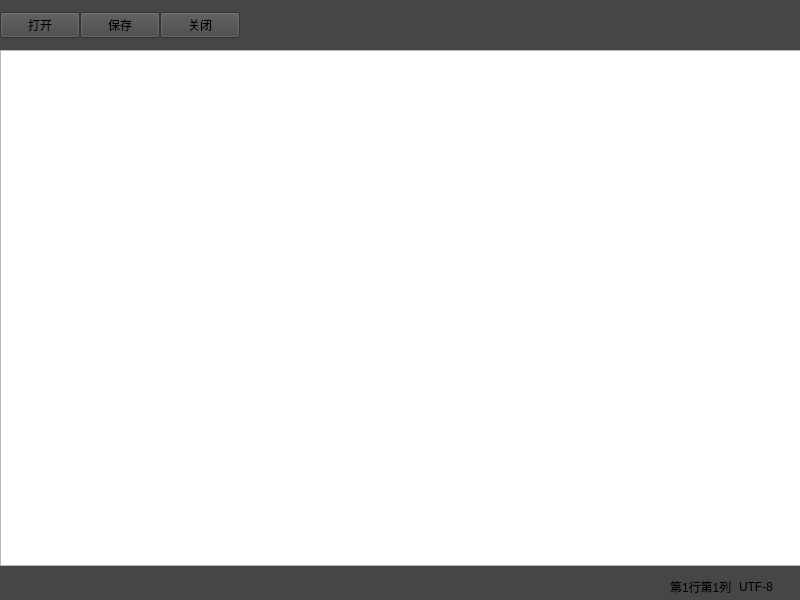
This is noteBook/widget.ui in ShowBuger/C-Qt as Qt 5 draws it before an edit. The edited form follows.
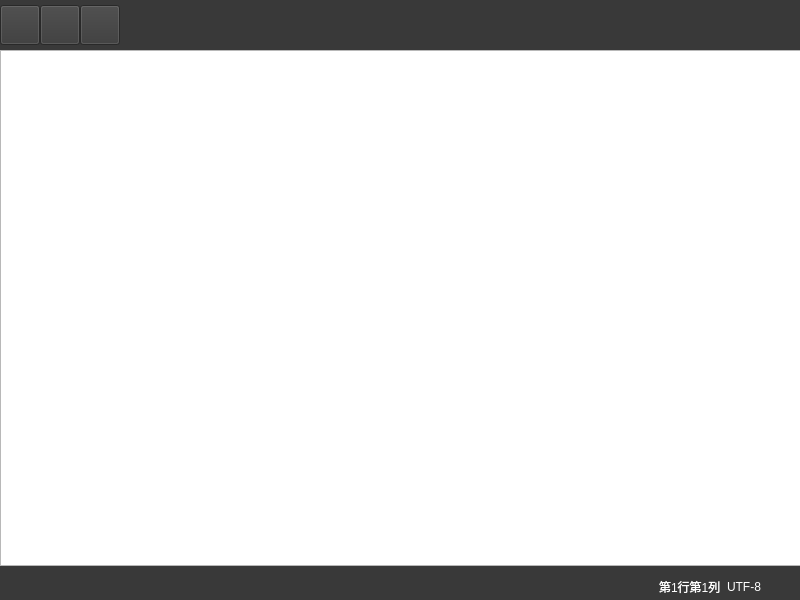
This is the edited form. Icons and pictures are not drawn.

The edit to the form file:
```diff
--- a/noteBook/widget.ui
+++ b/noteBook/widget.ui
@@ -35,7 +35,7 @@
        </size>
       </property>
       <property name="styleSheet">
-       <string notr="true">background-color: rgb(70, 70, 70);</string>
+       <string notr="true">background-color: rgb(57, 57, 57);</string>
       </property>
       <widget class="QWidget" name="layoutWidget">
        <property name="geometry">
@@ -50,24 +50,59 @@
         <property name="spacing">
          <number>0</number>
         </property>
-        <item>
+        <item alignment="Qt::AlignLeft">
          <widget class="QPushButton" name="btnopen">
+          <property name="minimumSize">
+           <size>
+            <width>40</width>
+            <height>40</height>
+           </size>
+          </property>
+          <property name="styleSheet">
+           <string notr="true">QPushButton {border-image: url(:/icon/open0.png);}
+QPushButton:hover{border-image: url(:/icon/open1.png);}
+QPushButton:pressed{border-image: url(:/icon/open2.png);}
+
+</string>
+          </property>
           <property name="text">
-           <string>打开</string>
+           <string/>
           </property>
          </widget>
         </item>
         <item>
          <widget class="QPushButton" name="btnsave">
+          <property name="minimumSize">
+           <size>
+            <width>40</width>
+            <height>40</height>
+           </size>
+          </property>
+          <property name="styleSheet">
+           <string notr="true">QPushButton {border-image: url(:/icon/save0.png);}
+QPushButton:hover{border-image: url(:/icon/save1.png);}
+QPushButton:pressed{border-image: url(:/icon/save2.png);}</string>
+          </property>
           <property name="text">
-           <string>保存</string>
+           <string/>
           </property>
          </widget>
         </item>
         <item>
          <widget class="QPushButton" name="btnclose">
+          <property name="minimumSize">
+           <size>
+            <width>40</width>
+            <height>40</height>
+           </size>
+          </property>
+          <property name="styleSheet">
+           <string notr="true">QPushButton {border-image: url(:/icon/close0.png);}
+QPushButton:hover{border-image: url(:/icon/close1.png);}
+QPushButton:pressed{border-image: url(:/icon/close2.png);}</string>
+          </property>
           <property name="text">
-           <string>关闭</string>
+           <string/>
           </property>
          </widget>
         </item>
@@ -100,20 +135,36 @@
        </size>
       </property>
       <property name="styleSheet">
-       <string notr="true">background-color: rgb(70, 70, 70);</string>
+       <string notr="true">background-color: rgb(57, 57, 57);</string>
       </property>
       <widget class="QWidget" name="">
        <property name="geometry">
         <rect>
-         <x>670</x>
+         <x>20</x>
          <y>10</y>
-         <width>131</width>
-         <height>21</height>
+         <width>761</width>
+         <height>22</height>
         </rect>
        </property>
        <layout class="QHBoxLayout" name="horizontalLayout">
+        <item>
+         <spacer name="horizontalSpacer_2">
+          <property name="orientation">
+           <enum>Qt::Horizontal</enum>
+          </property>
+          <property name="sizeHint" stdset="0">
+           <size>
+            <width>40</width>
+            <height>20</height>
+           </size>
+          </property>
+         </spacer>
+        </item>
         <item>
          <widget class="QLabel" name="labelPosition">
+          <property name="styleSheet">
+           <string notr="true">color: rgb(255, 255, 255);</string>
+          </property>
           <property name="text">
            <string>第1行第1列</string>
           </property>
@@ -121,11 +172,30 @@
         </item>
         <item>
          <widget class="QLabel" name="labelCode">
+          <property name="styleSheet">
+           <string notr="true">color: rgb(255, 255, 255);</string>
+          </property>
           <property name="text">
            <string>UTF-8</string>
           </property>
          </widget>
         </item>
+        <item>
+         <spacer name="horizontalSpacer_3">
+          <property name="orientation">
+           <enum>Qt::Horizontal</enum>
+          </property>
+          <property name="sizeType">
+           <enum>QSizePolicy::Fixed</enum>
+          </property>
+          <property name="sizeHint" stdset="0">
+           <size>
+            <width>20</width>
+            <height>20</height>
+           </size>
+          </property>
+         </spacer>
+        </item>
        </layout>
       </widget>
      </widget>
```
Left out of the diff: 16 changed lines with no effect on the pictures.
